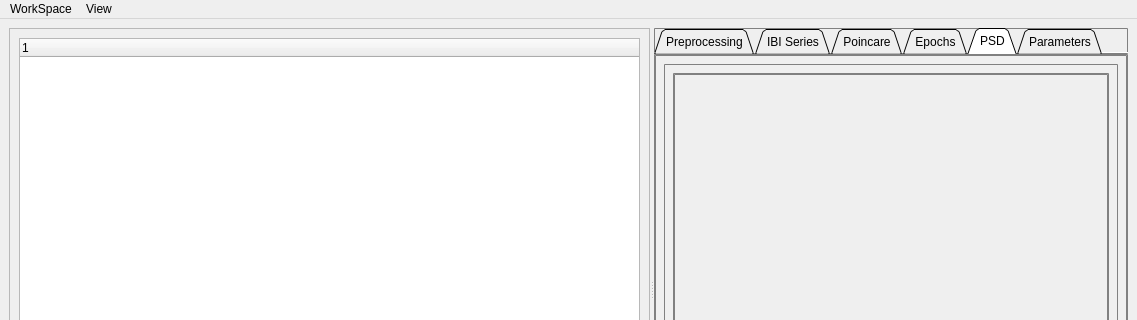
Old version of the form altform.ui in the repository markspan/spectHR; both pictures show x 0 to 1137 and y 0 to 320 of the 1137 by 580 pixel window.
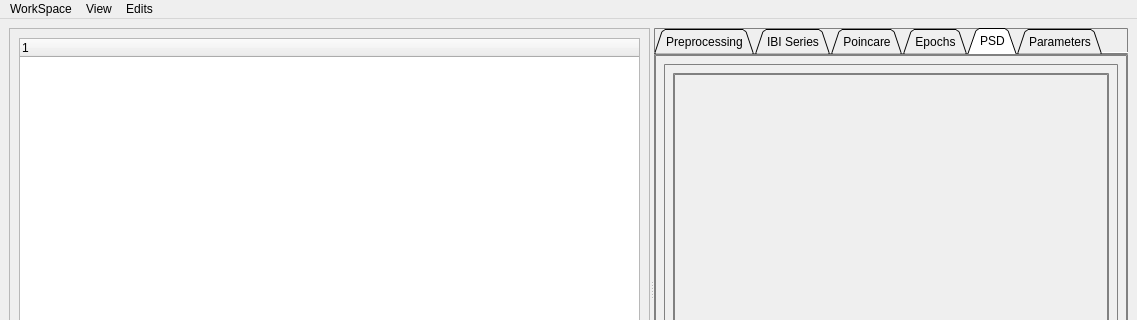
New version of the form. The open tabs and pages were chosen to show the change.

Diff of the .ui file:
```diff
--- a/altform.ui
+++ b/altform.ui
@@ -279,7 +279,7 @@
      <x>0</x>
      <y>0</y>
      <width>1137</width>
-     <height>22</height>
+     <height>33</height>
     </rect>
    </property>
    <widget class="QMenu" name="menufile">
@@ -295,9 +295,18 @@
      <string>View</string>
     </property>
     <addaction name="actionSettings"/>
+    <addaction name="separator"/>
+   </widget>
+   <widget class="QMenu" name="menuEdits">
+    <property name="title">
+     <string>Edits</string>
+    </property>
+    <addaction name="actionAdd_Epoch"/>
+    <addaction name="actionFlip_Ecg"/>
    </widget>
    <addaction name="menufile"/>
    <addaction name="menuView"/>
+   <addaction name="menuEdits"/>
   </widget>
   <widget class="QStatusBar" name="statusbar"/>
   <action name="actionOpen_Workspace">
```
Left out of the diff: 20 changed lines with no effect on the pictures.
